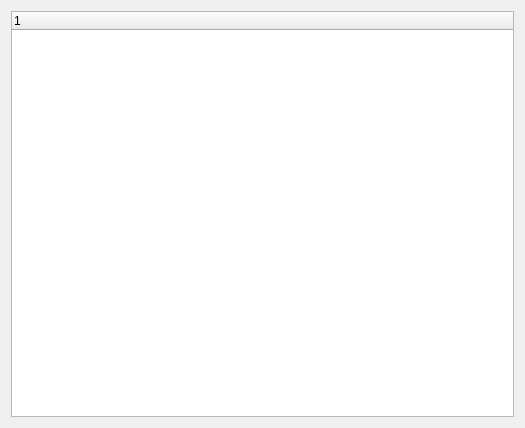
Qt form TuningClient/DialogTuningSourceInfo.ui (whiteman-kr/u7set) before a commit.
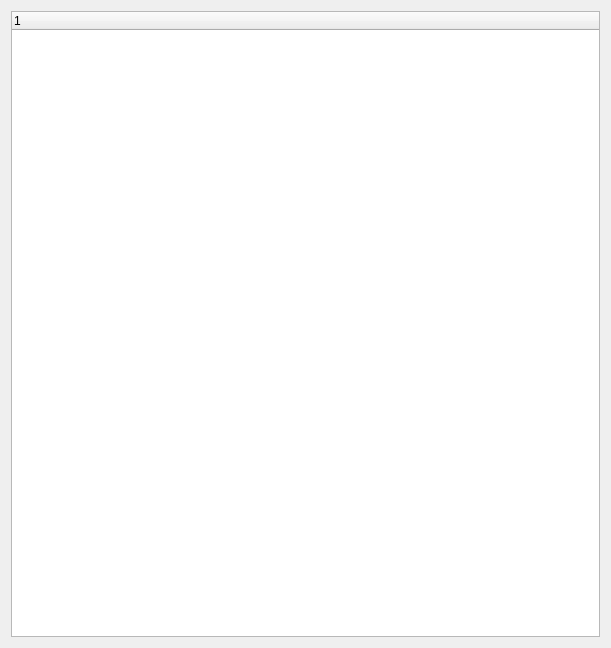
The same form after that commit.

What changed in the file:
```diff
--- a/TuningClient/DialogTuningSourceInfo.ui
+++ b/TuningClient/DialogTuningSourceInfo.ui
@@ -6,8 +6,8 @@
    <rect>
     <x>0</x>
     <y>0</y>
-    <width>525</width>
-    <height>428</height>
+    <width>611</width>
+    <height>648</height>
    </rect>
   </property>
   <property name="windowTitle">
```
